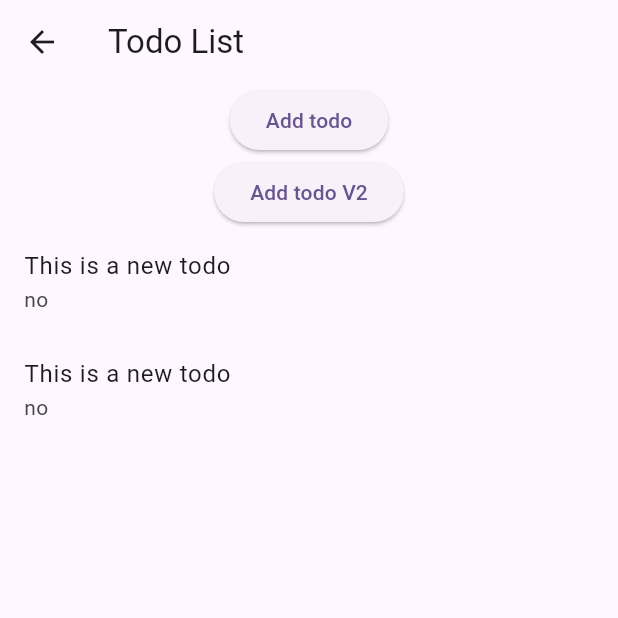
After one commit to ducafecat/flutter_develop_tips, a Flutter app: the TodoPage screen opened directly, after a tap on "Add todo", after a tap on "Add todo V2", on a phone screen of 412 x 824 dp, the top half of it. The commit adds this screen. Run offline on Flutter 3.47's test engine with Material 3 defaults, Android fonts, the light colour scheme and no system bars; our stand-ins replace connectivity_plus, dio, flex_color_scheme, flutter_markdown, flutter_riverpod, freezed_annotation and 6 more; missing offline and left inert: dart:html, dart_ping, dart_ping_ios, flutter_downloader, flutter_dynamic_icon, flutter_isolate and 1 more; generated files the repository leaves out were written again.

Commit message:
add ->  使用Riverpod在Flutter中创建Todo列表

```diff
--- /dev/null
+++ b/flutter_application_riverpod/lib/entity/todo.dart
@@ -0,0 +1,26 @@
+class TodoEntity {
+  final int? id;
+  final String? title;
+  final String? description;
+  final bool? completed;
+
+  TodoEntity({this.id, this.title, this.description, this.completed});
+
+  Map<String, dynamic> toMap() {
+    return {
+      'id': id,
+      'title': title,
+      'description': description,
+      'completed': completed,
+    };
+  }
+
+  static TodoEntity fromMap(Map<String, dynamic> map) {
+    return TodoEntity(
+      id: map['id'],
+      title: map['title'],
+      description: map['description'],
+      completed: map['completed'],
+    );
+  }
+}
--- a/flutter_application_riverpod/lib/pages/index.dart
+++ b/flutter_application_riverpod/lib/pages/index.dart
@@ -2,6 +2,7 @@ import 'package:flutter/material.dart';
 
 import 'network/index.dart';
 import 'start/index.dart';
+import 'todo/index.dart';
 
 class IndexPage extends StatelessWidget {
   const IndexPage({super.key});
@@ -24,6 +25,7 @@ class IndexPage extends StatelessWidget {
         children: <Widget>[
           _buildBtn(context, '01 HelloWord', const StartPage()),
           _buildBtn(context, '02 网络请求', const NetworkPage()),
+          _buildBtn(context, '03 TODO 列表', const TodoPage()),
         ],
       ),
     );
--- /dev/null
+++ b/flutter_application_riverpod/lib/pages/todo/index.dart
@@ -0,0 +1,36 @@
+import 'package:flutter/material.dart';
+
+import 'widgets/bar.dart';
+import 'widgets/bar_stf.dart';
+import 'widgets/list.dart';
+
+class TodoPage extends StatelessWidget {
+  const TodoPage({super.key});
+
+  Widget _buildView(BuildContext context) {
+    return const Center(
+      child: Column(
+        children: <Widget>[
+          // StatelessWidget 的组件
+          TodoBarWidget(),
+
+          // StatefulWidget 的组件
+          TodoBarStfWidget(),
+
+          // ConsumerWidget 的列表
+          Expanded(
+            child: TodoListWidget(),
+          ),
+        ],
+      ),
+    );
+  }
+
+  @override
+  Widget build(BuildContext context) {
+    return Scaffold(
+      appBar: AppBar(title: const Text('Todo List')),
+      body: _buildView(context),
+    );
+  }
+}
--- /dev/null
+++ b/flutter_application_riverpod/lib/pages/todo/widgets/bar.dart
@@ -0,0 +1,40 @@
+import 'package:flutter/material.dart';
+import 'package:flutter_riverpod/flutter_riverpod.dart';
+
+import '../../../entity/todo.dart';
+import '../../../provider/todo_list.dart';
+
+class TodoBarWidget extends StatelessWidget {
+  const TodoBarWidget({super.key});
+
+  Widget _buildView() {
+    // Consumer 提供监听功能的小部件
+    return Consumer(builder: (
+      BuildContext context,
+      WidgetRef ref,
+      Widget? widget,
+    ) {
+      return Row(
+        mainAxisAlignment: MainAxisAlignment.center,
+        children: [
+          ElevatedButton(
+            onPressed: () {
+              // 事件处理用 read 方式读取 provider
+              ref.read(todoListProvider.notifier).addTodo(
+                    TodoEntity(
+                      description: 'This is a new todo',
+                    ),
+                  );
+            },
+            child: const Text('Add todo'),
+          ),
+        ],
+      );
+    });
+  }
+
+  @override
+  Widget build(BuildContext context) {
+    return _buildView();
+  }
+}
--- /dev/null
+++ b/flutter_application_riverpod/lib/pages/todo/widgets/bar_stf.dart
@@ -0,0 +1,76 @@
+import 'package:flutter/material.dart';
+import 'package:flutter_application_riverpod/entity/todo.dart';
+import 'package:flutter_riverpod/flutter_riverpod.dart';
+
+import '../../../provider/todo_list.dart';
+
+class TodoBarStfWidget extends ConsumerStatefulWidget {
+  const TodoBarStfWidget({super.key});
+
+  @override
+  ConsumerState<ConsumerStatefulWidget> createState() =>
+      _TodoBarStfWidgetState();
+}
+
+class _TodoBarStfWidgetState extends ConsumerState<TodoBarStfWidget> {
+  // 待处理的 addTodo 操作。如果没有待处理的，则为 null。
+  Future<void>? _pendingAddTodo;
+
+  Widget _buildView() {
+    return FutureBuilder(
+      // 我们监听待处理的操作，以相应地更新 UI。
+      future: _pendingAddTodo,
+      builder: (context, snapshot) {
+        // 计算是否存在错误状态。
+        // 检查 connectionState 用于在重试操作时进行处理。
+        // 是否错误
+        final isErrored = snapshot.hasError &&
+            snapshot.connectionState != ConnectionState.waiting;
+        // 是否等待
+        final isWaiting = snapshot.connectionState == ConnectionState.waiting;
+
+        return Row(
+          mainAxisAlignment: MainAxisAlignment.center,
+          children: [
+            // 按钮
+            ElevatedButton(
+              style: ButtonStyle(
+                // 如果出现错误，我们会将该按钮显示为红色
+                backgroundColor: MaterialStateProperty.all(
+                  isErrored ? Colors.red : null,
+                ),
+              ),
+              // 设置 null 后按钮灰色禁止点击
+              onPressed: isWaiting == true
+                  ? null
+                  : () {
+                      // 我们将 addTodo 返回的 future 保存在变量中
+                      final future = ref
+                          .read(todoListProvider.notifier)
+                          .addTodo(
+                              TodoEntity(description: 'This is a new todo'));
+
+                      // 我们将这个 future 存储在本地的状态中
+                      setState(() {
+                        _pendingAddTodo = future;
+                      });
+                    },
+              child: const Text('Add todo V2'),
+            ),
+
+            // 操作正在等待，让我们显示一个进度指示器
+            if (isWaiting) ...[
+              const SizedBox(width: 8),
+              const CircularProgressIndicator(),
+            ]
+          ],
+        );
+      },
+    );
+  }
+
+  @override
+  Widget build(BuildContext context) {
+    return _buildView();
+  }
+}
--- /dev/null
+++ b/flutter_application_riverpod/lib/pages/todo/widgets/list.dart
@@ -0,0 +1,31 @@
+import 'package:flutter/material.dart';
+import 'package:flutter_riverpod/flutter_riverpod.dart';
+
+import '../../../entity/todo.dart';
+import '../../../provider/todo_list.dart';
+
+class TodoListWidget extends ConsumerWidget {
+  const TodoListWidget({super.key});
+
+  Widget _buildList(ref) {
+    var todos = ref.watch(todoListProvider);
+    return switch (todos) {
+      AsyncData<List<TodoEntity>>(:final value) => ListView.builder(
+          itemCount: value.length,
+          itemBuilder: (context, index) {
+            return ListTile(
+              title: Text(value[index].description ?? ""),
+              subtitle: Text((value[index].completed ?? false) ? "yes" : "no"),
+            );
+          },
+        ),
+      AsyncError() => const Text('Oops, something unexpected happened'),
+      _ => const CircularProgressIndicator(),
+    };
+  }
+
+  @override
+  Widget build(BuildContext context, WidgetRef ref) {
+    return _buildList(ref);
+  }
+}
--- /dev/null
+++ b/flutter_application_riverpod/lib/provider/todo_list.dart
@@ -0,0 +1,39 @@
+import 'package:riverpod_annotation/riverpod_annotation.dart';
+
+import '../entity/todo.dart';
+
+part 'todo_list.g.dart';
+
+@riverpod
+class TodoList extends _$TodoList {
+  static List<TodoEntity> items = [];
+
+  @override
+  Future<List<TodoEntity>> build() async {
+    return items;
+  }
+
+  Future<void> addTodo(TodoEntity todo) async {
+    // await http.post(
+    //   Uri.https('your_api.com', '/todos'),
+    //   // 我们序列化 Todo 对象并将其 POST 到服务器。
+    //   headers: {'Content-Type': 'application/json'},
+    //   body: jsonEncode(todo.toJson()),
+    // );
+
+    // 延迟 1 秒
+    await Future.delayed(const Duration(seconds: 1));
+
+    // 我们将新的 Todo 添加到 items 列表中。
+    items.add(todo);
+
+    // 01 直接设置新状态值
+    // state = AsyncData(items);
+
+    // 02
+    // 将本地缓存标记为脏
+    ref.invalidateSelf();
+    // 重新构建 TodoList, 呼叫 build 方法
+    await future;
+  }
+}
```
Also changed, not shown: flutter_application_riverpod/lib/provider/todo_list.g.dart (added).
